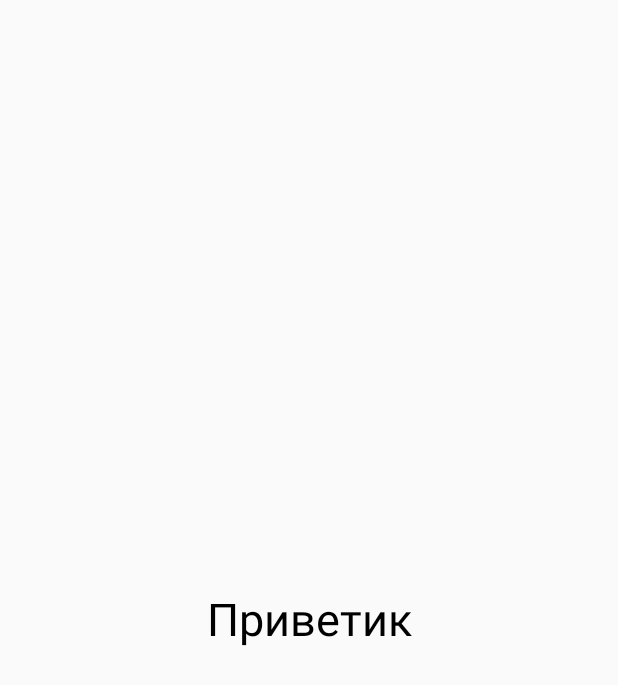
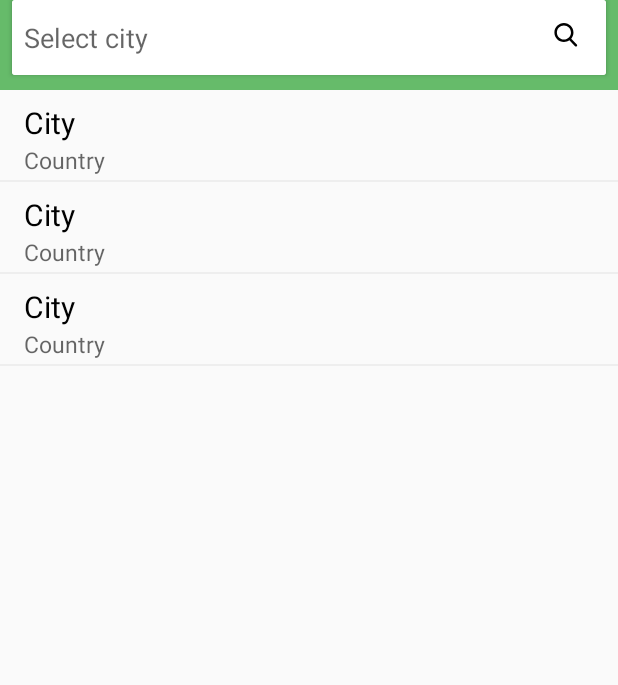
Before and after one commit to zelneva/SurfAndroid, an Android app: the layout activity_main.xml on its own in the app's theme, with its tools: preview values and no code run, on a phone screen of 412 x 824 dp. Shown: the top 685 px of the screen. Run offline under Robolectric (Android 15) with nearby library versions, the phone set to English and light mode, and no system bars.

Commit message:
Integrate Retrofit, RxJava. Add cities search activity.

```diff
--- a/app/src/main/java/dev/android/restaurants/SplashActivity.kt
+++ b/app/src/main/java/dev/android/restaurants/activity/SplashActivity.kt
@@ -1,4 +1,4 @@
-package dev.android.restaurants
+package dev.android.restaurants.activity
 
 import android.os.Bundle
 import android.support.v7.app.AppCompatActivity
--- /dev/null
+++ b/app/src/main/java/dev/android/restaurants/activity/model/City.kt
@@ -0,0 +1,3 @@
+package dev.android.restaurants.activity.model
+
+data class City(var id: Int, var name: String, var country_name: String)
--- a/app/src/main/res/layout/activity_main.xml
+++ b/app/src/main/res/layout/activity_main.xml
@@ -1,26 +1,55 @@
 <?xml version="1.0" encoding="utf-8"?>
-<android.support.constraint.ConstraintLayout
-    xmlns:android="http://schemas.android.com/apk/res/android"
-    xmlns:app="http://schemas.android.com/apk/res-auto"
+<RelativeLayout xmlns:android="http://schemas.android.com/apk/res/android"
     xmlns:tools="http://schemas.android.com/tools"
     android:layout_width="match_parent"
     android:layout_height="match_parent"
-    android:background="@color/colorPrimary">
+    xmlns:app="http://schemas.android.com/apk/res-auto"
+    android:background="@color/colorPrimary"
+    tools:context="dev.android.restaurants.activity.MainActivity">
 
-    <TextView
-        android:layout_width="200dp"
+    <LinearLayout
+        android:id="@+id/ll"
+        android:layout_width="match_parent"
+        android:layout_height="60dp"
+        android:background="@color/colorGreen">
+    <android.support.v7.widget.CardView
+        android:layout_width="match_parent"
         android:layout_height="50dp"
-        android:layout_marginBottom="8dp"
-        android:layout_marginEnd="8dp"
-        android:layout_marginStart="8dp"
-        android:layout_marginTop="8dp"
-        android:gravity="center"
-        android:text="Приветик"
-        android:textColor="#000"
-        android:textSize="30sp"
-        app:layout_constraintBottom_toBottomOf="parent"
-        app:layout_constraintEnd_toEndOf="parent"
-        app:layout_constraintStart_toStartOf="parent"
-        app:layout_constraintTop_toTopOf="parent" />
+        android:orientation="horizontal"
+        android:layout_marginLeft="8dp"
+        android:layout_marginRight="8dp"
+        android:background="#fff"
 
-</android.support.constraint.ConstraintLayout>
+        >
+        <EditText
+            android:id="@+id/searchView"
+            android:layout_width="match_parent"
+            android:layout_height="50dp"
+            android:hint="Select city"
+            android:textColor="#000"
+            android:background="#ffffff"
+            android:layout_alignParentTop="true"
+            android:paddingLeft="8dp"
+            />
+        <ImageView
+            android:layout_width="50dp"
+            android:layout_height="50dp"
+            android:layout_gravity="right"
+            android:padding="15dp"
+            android:src="@drawable/ic_menu_search" />
+    </android.support.v7.widget.CardView>
+    </LinearLayout>
+
+    <ListView
+        android:layout_width="match_parent"
+        android:layout_height="match_parent"
+        android:id="@+id/list_cities"
+        android:divider="#eee"
+        android:dividerHeight="1dp"
+        tools:listitem="@layout/city_list_item"
+        android:layout_below="@+id/ll"
+        />
+
+
+
+</RelativeLayout>
--- /dev/null
+++ b/app/src/main/res/layout/city_list_item.xml
@@ -0,0 +1,40 @@
+<?xml version="1.0" encoding="utf-8"?>
+<android.support.constraint.ConstraintLayout xmlns:android="http://schemas.android.com/apk/res/android"
+    xmlns:app="http://schemas.android.com/apk/res-auto"
+    xmlns:tools="http://schemas.android.com/tools"
+    android:orientation="vertical"
+    android:layout_width="match_parent"
+    android:layout_height="60dp"
+    android:paddingLeft="8dp">
+
+    <TextView
+        android:id="@+id/city_name"
+        android:layout_width="match_parent"
+        android:layout_height="30dp"
+        android:layout_marginEnd="8dp"
+        android:layout_marginStart="8dp"
+        android:layout_marginTop="8dp"
+        android:text="City"
+        android:textColor="#000"
+        android:textSize="20sp"
+        android:textAppearance="?android:attr/textAppearanceMedium"
+        app:layout_constraintEnd_toEndOf="parent"
+        app:layout_constraintStart_toStartOf="parent"
+        app:layout_constraintTop_toTopOf="parent" />
+
+    <TextView
+        android:id="@+id/county_name"
+        android:layout_width="match_parent"
+        android:layout_height="26dp"
+        android:layout_marginBottom="8dp"
+        android:layout_marginEnd="8dp"
+        android:layout_marginStart="8dp"
+        android:layout_marginTop="8dp"
+        android:text="Country"
+        android:textSize="15sp"
+        android:textAppearance="?android:attr/textAppearanceMedium"
+        app:layout_constraintBottom_toBottomOf="parent"
+        app:layout_constraintEnd_toEndOf="parent"
+        app:layout_constraintStart_toStartOf="parent"
+        app:layout_constraintTop_toBottomOf="@+id/city_name" />
+</android.support.constraint.ConstraintLayout>
--- a/app/src/main/res/values/styles.xml
+++ b/app/src/main/res/values/styles.xml
@@ -1,10 +1,10 @@
 <resources>
 
     <!-- Base application theme. -->
-    <style name="AppTheme" parent="Theme.AppCompat.DayNight">
+    <style name="AppTheme" parent="Theme.AppCompat.DayNight.DarkActionBar">
         <!-- Customize your theme here. -->
-        <item name="colorPrimary">@color/colorPrimary</item>
-        <item name="colorPrimaryDark">@color/colorPrimaryDark</item>
+        <item name="colorPrimary">@color/colorGreen</item>
+        <item name="colorPrimaryDark">@color/colorDarkGreen</item>
         <item name="colorAccent">@color/colorPrimaryLight</item>
     </style>
 
@@ -13,4 +13,5 @@
         <item name="android:windowBackground">@drawable/background_splash</item>
     </style>
 
+
 </resources>
--- a/build.gradle
+++ b/build.gradle
@@ -1,7 +1,8 @@
 // Top-level build file where you can add configuration options common to all sub-projects/modules.
 
 buildscript {
-    ext.kotlin_version = '1.2.50'
+    ext.kotlin_version = '1.2.30'
+
     repositories {
         google()
         jcenter()
@@ -15,6 +16,7 @@ buildscript {
     }
 }
 
+
 allprojects {
     repositories {
         google()
```
Also changed, not shown: app/build.gradle (+20 -1 lines), app/src/main/AndroidManifest.xml (+13 -4 lines), app/src/main/java/dev/android/restaurants/MainActivity.kt (deleted, +0 -36 lines), app/src/main/java/dev/android/restaurants/activity/MainActivity.kt (added, +150 -0 lines), app/src/main/java/dev/android/restaurants/activity/RetrofitAPI/RetrofitComponent.kt (added, +12 -0 lines), app/src/main/java/dev/android/restaurants/activity/RetrofitAPI/RetrofitModule.kt (added, +81 -0 lines), app/src/main/java/dev/android/restaurants/activity/RetrofitAPI/ZomatoAPI.kt (added, +15 -0 lines), app/src/main/java/dev/android/restaurants/activity/response/CityResponse.kt (added, +9 -0 lines), app/src/main/res/menu/menu_search.xml (+5 -4 lines), app/src/main/res/values/strings.xml (+8 -2 lines).
